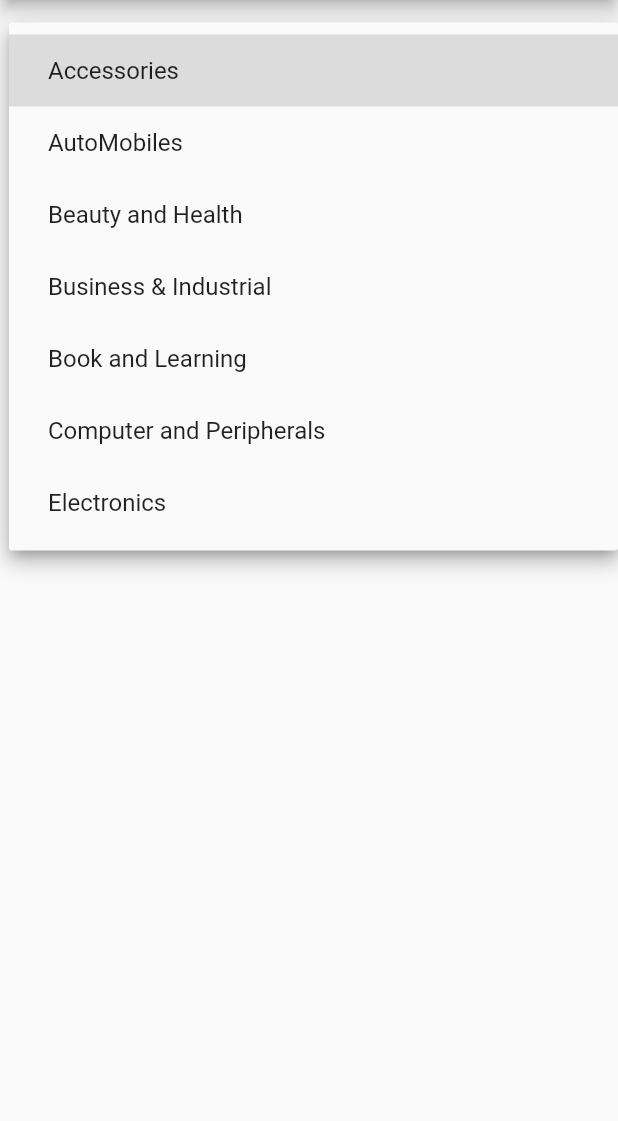
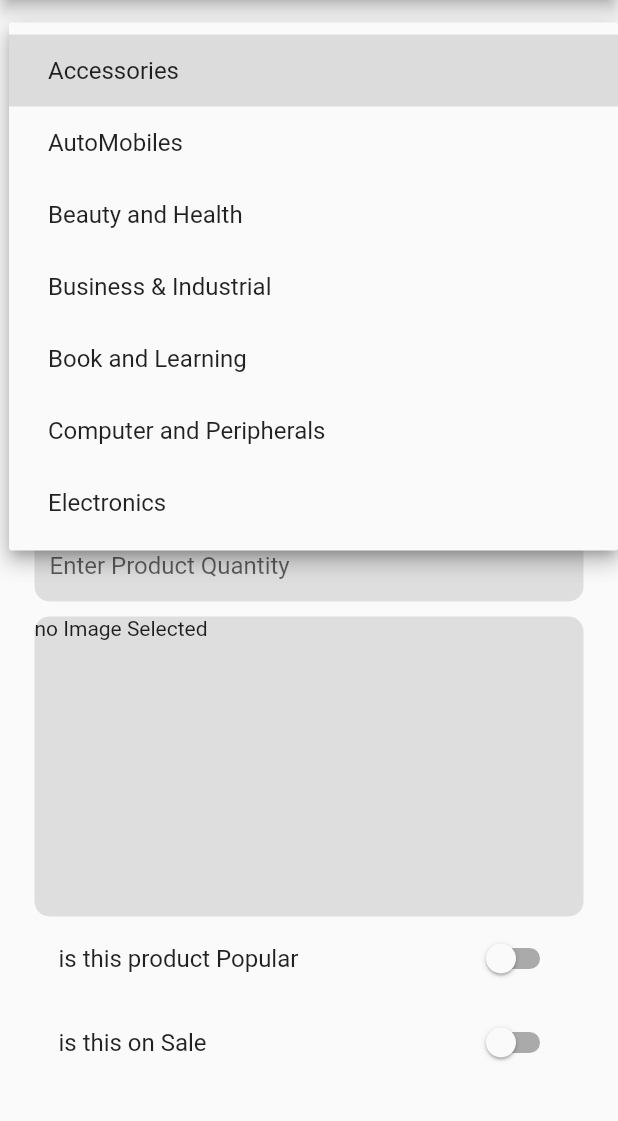
Before and after one commit to sadid369/shopbiz, a Flutter app: the AddProductPage screen opened by its route, after a tap on "Accessories", on a phone screen of 412 x 824 dp, the part 84-1205 px from its top. Run offline on Flutter 3.47's test engine with Material 2 defaults, Android fonts, the phone set to English and light mode, and no system bars; our stand-ins replace cached_network_image, carousel_slider, firebase_auth, firebase_core, fluttertoast, font_awesome_flutter; accounts and stored records are empty; network calls fail.

Commit message:
@11/9/2022 @1:00  part 4

```diff
--- a/lib/adminscreens/add_product_page.dart
+++ b/lib/adminscreens/add_product_page.dart
@@ -1,4 +1,6 @@
+import 'package:flutter/cupertino.dart';
 import 'package:flutter/material.dart';
+
 import 'package:shopbiz/models/category.dart';
 import 'package:shopbiz/utils/decoration.dart';
 import 'package:shopbiz/widgets/app_drawer.dart';
@@ -13,6 +15,30 @@ class AddProductPage extends StatefulWidget {
 
 class _AddProductPageState extends State<AddProductPage> {
   TextEditingController categoryC = TextEditingController();
+  TextEditingController productNameC = TextEditingController();
+  TextEditingController serialCodeC = TextEditingController();
+  TextEditingController priceC = TextEditingController();
+  TextEditingController weightC = TextEditingController();
+  TextEditingController quantityC = TextEditingController();
+  TextEditingController onSaleC = TextEditingController();
+  TextEditingController popularC = TextEditingController();
+  TextEditingController discountC = TextEditingController();
+  bool isSale = false;
+  bool isPopular = false;
+  @override
+  void dispose() {
+    super.dispose();
+    categoryC.dispose();
+    productNameC.dispose();
+    serialCodeC.dispose();
+    priceC.dispose();
+    weightC.dispose();
+    quantityC.dispose();
+    onSaleC.dispose();
+    popularC.dispose();
+    discountC.dispose();
+  }
+
   @override
   Widget build(BuildContext context) {
     return Scaffold(
@@ -27,7 +53,7 @@ class _AddProductPageState extends State<AddProductPage> {
         child: Padding(
           padding: const EdgeInsets.all(15.0),
           child: Form(
-            child: Column(
+            child: ListView(
               children: [
                 Container(
                   decoration: decoration(),
@@ -50,6 +76,76 @@ class _AddProductPageState extends State<AddProductPage> {
                             )))
                         .toList(),
                   ),
+                ),
+                EditField(
+                  controller: productNameC,
+                  hint: "Enter Product Name",
+                  onsubmit: (value) {
+                    setState(() {
+                      productNameC.text = value;
+                    });
+                  },
+                ),
+                EditField(
+                  controller: serialCodeC,
+                  hint: "Enter Sericel Code",
+                  onsubmit: (value) {
+                    setState(() {
+                      serialCodeC.text = value;
+                    });
+                  },
+                ),
+                EditField(
+                  controller: priceC,
+                  hint: "Enter Price",
+                  onsubmit: (value) {
+                    setState(() {
+                      priceC.text = value;
+                    });
+                  },
+                ),
+                EditField(
+                  controller: weightC,
+                  hint: "Enter Product Weight",
+                  onsubmit: (value) {
+                    setState(() {
+                      weightC.text = value;
+                    });
+                  },
+                ),
+                EditField(
+                  controller: quantityC,
+                  hint: "Enter Product Quantity",
+                  onsubmit: (value) {
+                    setState(() {
+                      quantityC.text = value;
+                    });
+                  },
+                ),
+                Container(
+                  height: 200,
+                  decoration: decoration(),
+                  child: const Text("no Image Selected"),
+                ),
+                SwitchListTile(
+                  title: const Text("is this product Popular"),
+                  value: isPopular,
+                  onChanged: (v) {
+                    setState(
+                      () {
+                        isPopular = v;
+                      },
+                    );
+                  },
+                ),
+                SwitchListTile(
+                  title: const Text("is this on Sale"),
+                  value: isSale,
+                  onChanged: (v) {
+                    setState(() {
+                      isSale = v;
+                    });
+                  },
                 )
               ],
             ),
@@ -59,3 +155,35 @@ class _AddProductPageState extends State<AddProductPage> {
     );
   }
 }
+
+class EditField extends StatelessWidget {
+  String hint;
+  Function(String)? onsubmit;
+  TextEditingController controller;
+  EditField({
+    Key? key,
+    required this.hint,
+    this.onsubmit,
+    required this.controller,
+  }) : super(key: key);
+
+  @override
+  Widget build(BuildContext context) {
+    return Padding(
+      padding: EdgeInsets.symmetric(vertical: 10),
+      child: Container(
+          decoration: decoration(),
+          child: Padding(
+            padding: const EdgeInsets.symmetric(horizontal: 10),
+            child: TextFormField(
+              controller: controller,
+              onFieldSubmitted: onsubmit,
+              decoration: InputDecoration(
+                border: InputBorder.none,
+                hintText: hint,
+              ),
+            ),
+          )),
+    );
+  }
+}
```
